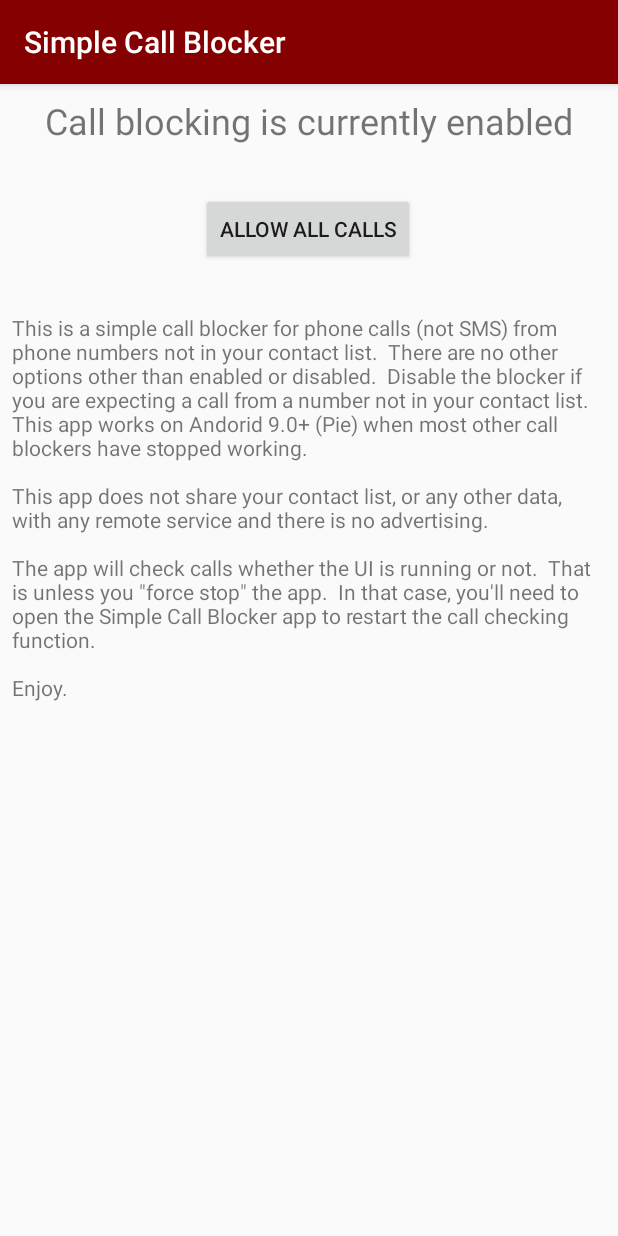
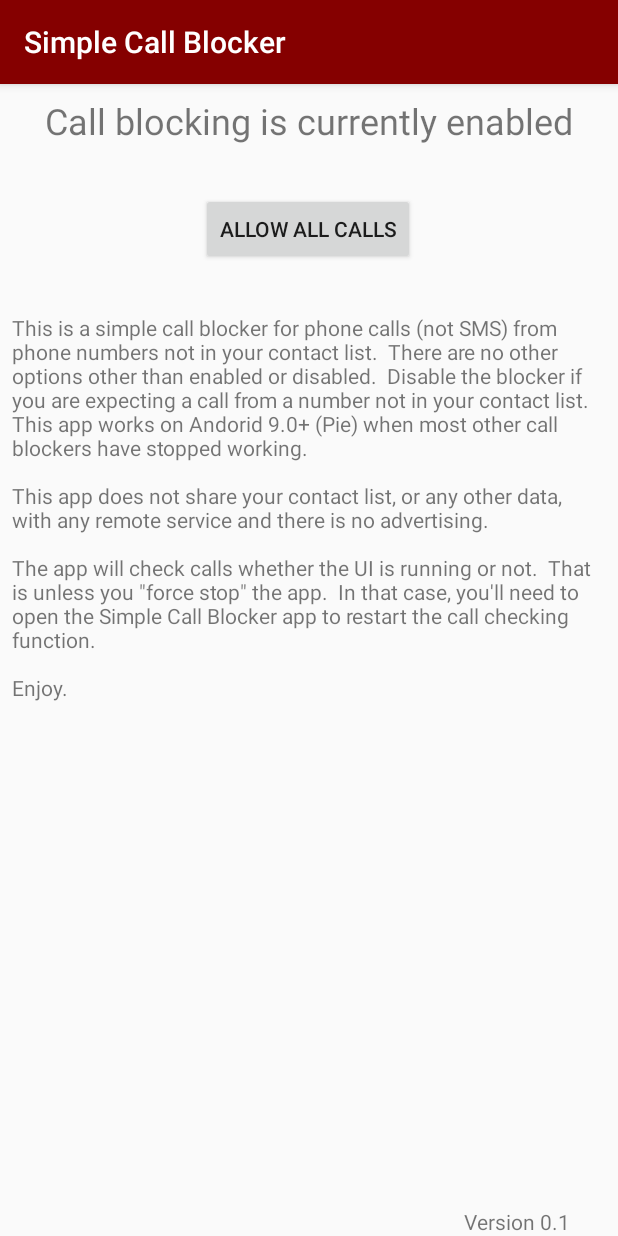
Before and after one commit to BrownLabs/SimpleCallBlocker, an Android app: the screen it shows after launch (MainActivity), on a phone screen of 412 x 824 dp. Run offline under Robolectric (Android 15) with nearby library versions, the phone set to English and light mode, and no system bars.

Commit message:
Added call blocked notification and version number to UI.

```diff
--- a/app/src/main/java/com/brownlabs/simplecallblocker/IncomingCallReceiver.java
+++ b/app/src/main/java/com/brownlabs/simplecallblocker/IncomingCallReceiver.java
@@ -11,6 +11,7 @@ import android.provider.BaseColumns;
 import android.provider.ContactsContract;
 import android.telephony.TelephonyManager;
 import android.util.Log;
+import android.widget.Toast;
 
 import com.android.internal.telephony.ITelephony;
 
@@ -63,7 +64,9 @@ public class IncomingCallReceiver extends BroadcastReceiver {
                             Log.d("SCB", "Ringing");
                         } else {
                             telephonyService.endCall();
-                            Log.d("SCB", "Ending the call");
+                            Log.d("SCB", "Contact not found. Call Blocked.");
+                            Toast.makeText(context, "Contact not found. Call Blocked.", Toast.LENGTH_SHORT).show();
+
                         }
 
                     } catch (Exception e) {
--- a/app/src/main/res/layout/activity_main.xml
+++ b/app/src/main/res/layout/activity_main.xml
@@ -36,11 +36,19 @@
         android:layout_marginStart="8dp"
         android:layout_marginTop="32dp"
         android:layout_marginEnd="8dp"
-        android:layout_marginBottom="8dp"
         android:text="This is a simple call blocker for phone calls (not SMS) from phone numbers not in your contact list.  There are no other options other than enabled or disabled.  Disable the blocker if you are expecting a call from a number not in your contact list.  This app works on Andorid 9.0+ (Pie) when most other call blockers have stopped working.\n\nThis app does not share your contact list, or any other data, with any remote service and there is no advertising.\n\nThe app will check calls whether the UI is running or not.  That is unless you &quot;force stop&quot; the app.  In that case, you'll need to open the Simple Call Blocker app to restart the call checking function.\n\nEnjoy."
-        app:layout_constraintBottom_toBottomOf="parent"
+        app:layout_constraintBottom_toTopOf="@+id/textVersion"
         app:layout_constraintEnd_toEndOf="parent"
         app:layout_constraintStart_toStartOf="parent"
         app:layout_constraintTop_toBottomOf="@+id/buttonEnable" />
 
+    <TextView
+        android:id="@+id/textVersion"
+        android:layout_width="wrap_content"
+        android:layout_height="wrap_content"
+        android:layout_marginEnd="32dp"
+        android:text="Version 0.1"
+        app:layout_constraintBottom_toBottomOf="parent"
+        app:layout_constraintEnd_toEndOf="parent" />
+
 </androidx.constraintlayout.widget.ConstraintLayout>
```
